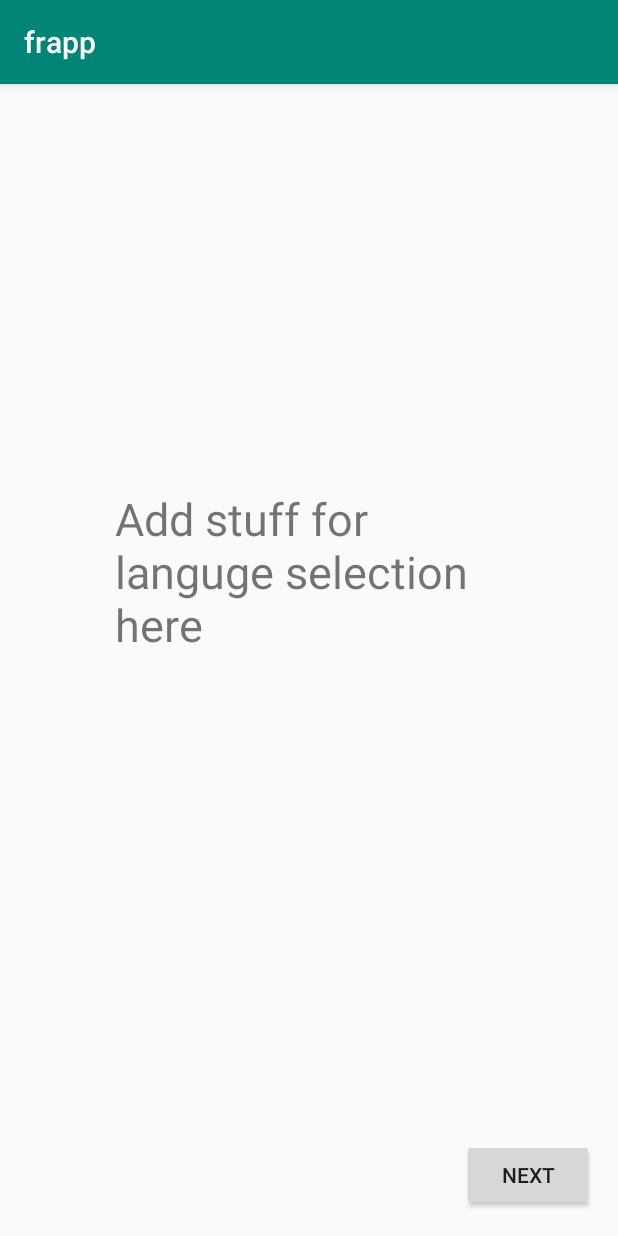
After one commit to S-J-HAN/frapp, an Android app: the ChooseBirthdaySetting screen opened directly, with no data from a screen before it, on a phone screen of 412 x 824 dp. The commit adds this screen. Run offline under Robolectric (Android 15) with nearby library versions, the phone set to English and light mode, and no system bars; our stand-ins replace Firebase (no records; nobody signed in at launch, a user with empty details on screens opened directly); 1 statement that could not run was skipped.

Commit message:
Cleaning up backend skeleton - added activities for settings pages, and updated login/signup method in accordance to what was discussed at client meetings

```diff
--- a/app/src/main/AndroidManifest.xml
+++ b/app/src/main/AndroidManifest.xml
@@ -9,7 +9,11 @@
         android:roundIcon="@mipmap/ic_launcher_round"
         android:supportsRtl="true"
         android:theme="@style/AppTheme">
-        <activity android:name=".HomeActivity"></activity>
+        <activity android:name=".ChooseDPSetting"></activity>
+        <activity android:name=".ChooseBirthdaySetting" />
+        <activity android:name=".ChooseFontSetting" />
+        <activity android:name=".ChooseLanguageActivity" />
+        <activity android:name=".HomeActivity" />
         <activity android:name=".SignupActivity" />
         <activity android:name=".LoginActivity" />
         <activity android:name=".MainActivity">
--- /dev/null
+++ b/app/src/main/java/com/itproject/frapp/ChooseBirthdaySetting.java
@@ -0,0 +1,52 @@
+package com.itproject.frapp;
+
+import androidx.appcompat.app.AppCompatActivity;
+
+import android.content.Intent;
+import android.os.Bundle;
+import android.view.View;
+import android.widget.Button;
+
+import com.google.firebase.auth.FirebaseAuth;
+import com.google.firebase.auth.FirebaseUser;
+import com.google.firebase.database.DatabaseReference;
+import com.google.firebase.database.FirebaseDatabase;
+
+public class ChooseBirthdaySetting extends AppCompatActivity {
+
+    private FirebaseAuth mAuth;
+    private DatabaseReference dbRef;
+
+    @Override
+    protected void onCreate(Bundle savedInstanceState) {
+        super.onCreate(savedInstanceState);
+        setContentView(R.layout.activity_choose_language);
+
+        // Authenticate current user
+        mAuth = FirebaseAuth.getInstance();
+        final FirebaseUser currentUser = mAuth.getCurrentUser();
+
+        // Connect to database
+        dbRef = FirebaseDatabase.getInstance().getReference();
+
+        Button next = findViewById(R.id.nextButton3);
+        next.setOnClickListener(new View.OnClickListener() {
+            @Override
+            public void onClick(View view) {
+
+                // Set the user's birthday
+                String birthday = "DD/MM/YYY"; // Replace this with user input
+                dbRef.child("users").child(currentUser.getUid()).child("birthday").setValue(birthday);
+
+                // Move on the the next page - font settings
+                openDPSetting();
+            }
+        });
+    }
+
+    public void openDPSetting() {
+        Intent intent = new Intent(this, ChooseDPSetting.class);
+        startActivity(intent);
+        finish();
+    }
+}
--- /dev/null
+++ b/app/src/main/res/layout/activity_choose_language.xml
@@ -0,0 +1,43 @@
+<?xml version="1.0" encoding="utf-8"?>
+<androidx.constraintlayout.widget.ConstraintLayout xmlns:android="http://schemas.android.com/apk/res/android"
+    xmlns:app="http://schemas.android.com/apk/res-auto"
+    xmlns:tools="http://schemas.android.com/tools"
+    android:layout_width="match_parent"
+    android:layout_height="match_parent"
+    tools:context=".ChooseLanguageActivity">
+
+    <TextView
+        android:id="@+id/textView"
+        android:layout_width="259dp"
+        android:layout_height="229dp"
+        android:layout_marginStart="8dp"
+        android:layout_marginLeft="8dp"
+        android:layout_marginTop="8dp"
+        android:layout_marginEnd="8dp"
+        android:layout_marginRight="8dp"
+        android:layout_marginBottom="8dp"
+        android:text="Add stuff for languge selection here"
+        android:textSize="30sp"
+        app:layout_constraintBottom_toBottomOf="parent"
+        app:layout_constraintEnd_toEndOf="parent"
+        app:layout_constraintStart_toStartOf="parent"
+        app:layout_constraintTop_toTopOf="parent" />
+
+    <Button
+        android:id="@+id/nextButton"
+        android:layout_width="wrap_content"
+        android:layout_height="wrap_content"
+        android:layout_marginStart="8dp"
+        android:layout_marginLeft="8dp"
+        android:layout_marginTop="8dp"
+        android:layout_marginEnd="8dp"
+        android:layout_marginRight="8dp"
+        android:layout_marginBottom="8dp"
+        android:text="next"
+        app:layout_constraintBottom_toBottomOf="parent"
+        app:layout_constraintEnd_toEndOf="parent"
+        app:layout_constraintHorizontal_bias="0.973"
+        app:layout_constraintStart_toStartOf="parent"
+        app:layout_constraintTop_toBottomOf="@+id/textView"
+        app:layout_constraintVertical_bias="0.957" />
+</androidx.constraintlayout.widget.ConstraintLayout>
--- a/app/src/main/res/values/strings.xml
+++ b/app/src/main/res/values/strings.xml
@@ -7,4 +7,5 @@
     <string name="profile">profile</string>
     <string name="settings">settings</string>
     <string name="upload">upload</string>
+    <string name="next">next</string>
 </resources>
```
Also changed, not shown: app/src/main/java/com/itproject/frapp/ChooseDPSetting.java (added, +50 -0 lines), app/src/main/java/com/itproject/frapp/ChooseFontSetting.java (added, +52 -0 lines), app/src/main/java/com/itproject/frapp/ChooseLanguageActivity.java (added, +52 -0 lines), app/src/main/java/com/itproject/frapp/HomeActivity.java (+7 -5 lines), app/src/main/java/com/itproject/frapp/MainActivity.java (+89 -22 lines), app/src/main/java/com/itproject/frapp/User.java (+24 -3 lines), app/src/main/res/layout/activity_choose_birthday_setting.xml (added, +43 -0 lines), app/src/main/res/layout/activity_choose_dpsetting.xml (added, +43 -0 lines), app/src/main/res/layout/activity_choose_font_setting.xml (added, +43 -0 lines), app/src/main/res/layout/activity_main.xml (+15 -13 lines).
